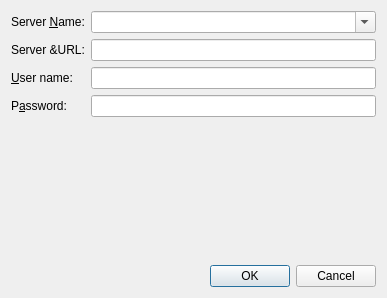
KDE/kuserfeedback, file src/console/connectdialog.ui: the form before one commit.
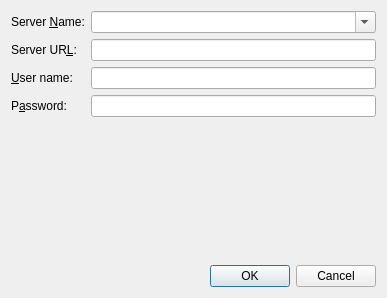
The form after the commit.

Commit message: Define buddy so ampersands are replaced

What changed in the file:
```diff
--- a/src/console/connectdialog.ui
+++ b/src/console/connectdialog.ui
@@ -75,7 +75,10 @@
      <item row="1" column="0">
       <widget class="QLabel" name="label_4">
        <property name="text">
-        <string>Server &amp;URL:</string>
+        <string>Server UR&amp;L:</string>
+       </property>
+       <property name="buddy">
+        <cstring>serverUrl</cstring>
        </property>
       </widget>
      </item>
```
